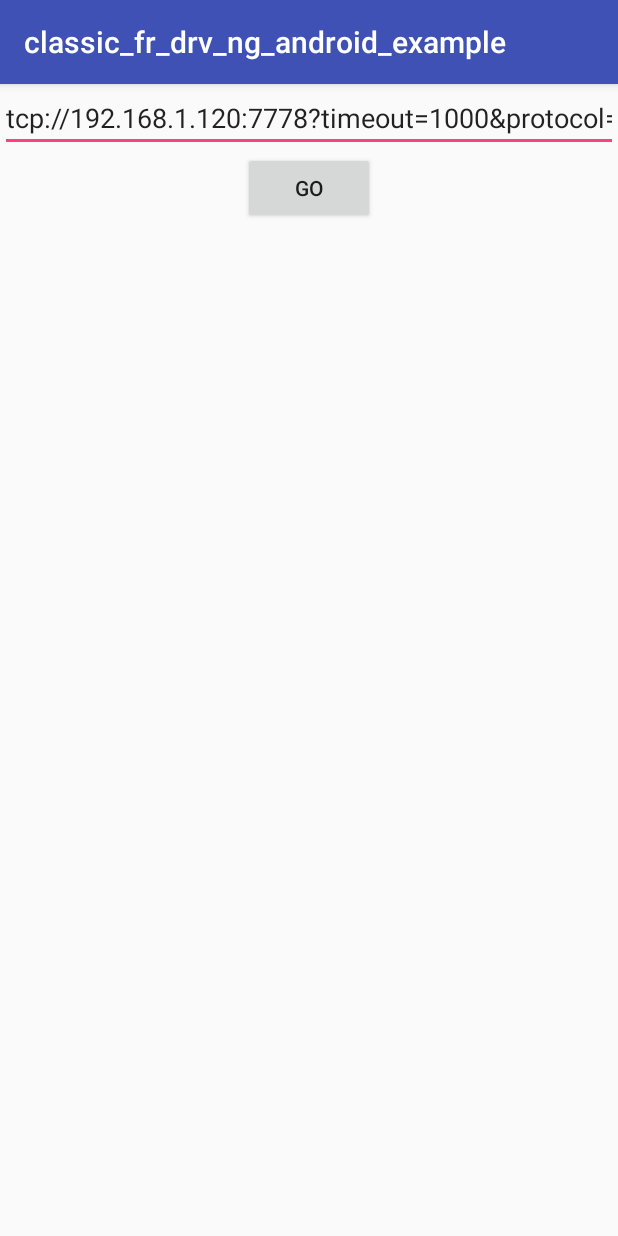
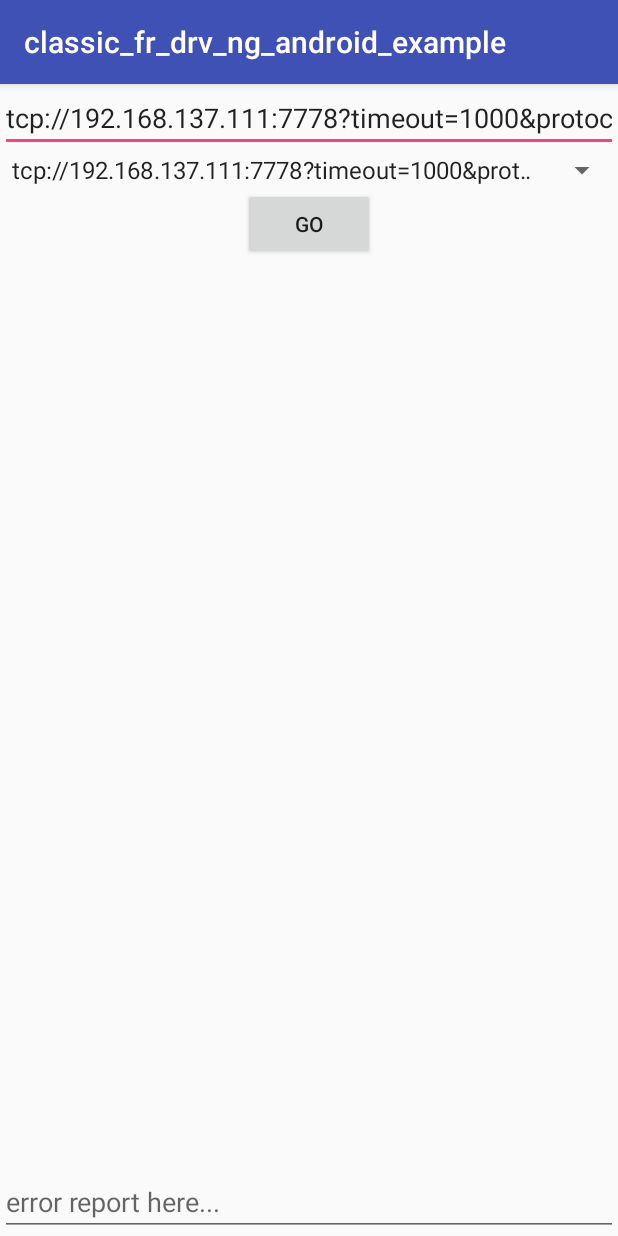
Before and after one commit to shtrih-m/fr_drv_ng_examples, an Android app: the screen it shows after launch (MainActivity), on a phone screen of 412 x 824 dp. Run offline under Robolectric (Android 15) with nearby library versions, the phone set to English and light mode, and no system bars; 2 statements that could not run were skipped.

Commit message:
update classic_fr_drv_ng_android_example

```diff
--- a/classic_fr_drv_ng_android_example/app/build.gradle
+++ b/classic_fr_drv_ng_android_example/app/build.gradle
@@ -24,9 +24,11 @@ android {
 
 dependencies {
     implementation fileTree(dir: 'libs', include: ['*.jar'])
+    compile project(":android_util_fr_drv_ng-release")
     implementation 'com.android.support:appcompat-v7:27.1.0'
     implementation 'com.android.support.constraint:constraint-layout:1.0.2'
     testImplementation 'junit:junit:4.12'
     androidTestImplementation 'com.android.support.test:runner:1.0.1'
     androidTestImplementation 'com.android.support.test.espresso:espresso-core:3.0.1'
+
 }
--- a/classic_fr_drv_ng_android_example/app/src/main/java/ru/shtrih_m/classic_fr_drv_ng_android_example/MainActivity.java
+++ b/classic_fr_drv_ng_android_example/app/src/main/java/ru/shtrih_m/classic_fr_drv_ng_android_example/MainActivity.java
@@ -3,17 +3,24 @@ package ru.shtrih_m.classic_fr_drv_ng_android_example;
 import android.os.Bundle;
 import android.support.v7.app.AppCompatActivity;
 import android.view.View;
+import android.widget.AdapterView;
+import android.widget.ArrayAdapter;
 import android.widget.Button;
 import android.widget.EditText;
+import android.widget.Spinner;
 
 import libcore.io.Libcore;
+import ru.shtrih_m.fr_drv_ng.android_util.UsbCdcAcmHelper;
 import ru.shtrih_m.fr_drv_ng.classic_interface.Classic;
 import ru.shtrih_m.fr_drv_ng.classic_interface.ClassicImpl;
 
 
 public class MainActivity extends AppCompatActivity {
     EditText m_editURL;
+    EditText m_editError;
     Button m_btnGo;
+    Spinner m_uriSpinner;
+    UsbCdcAcmHelper m_usbHelper;
 
     public static void checkResult(int ret) {
         if (ret != 0) {
@@ -21,8 +28,7 @@ public class MainActivity extends AppCompatActivity {
         }
     }
 
-
-    void exampleReceipt(){
+    void exampleReceipt() {
         final Classic ci = new ClassicImpl();
         try {
             ci.Set_Password(30);
@@ -54,28 +60,38 @@ public class MainActivity extends AppCompatActivity {
             ci.Set_Summ1(10000);
             ci.Set_StringForPrinting("строчка");
             checkResult(ci.CloseCheck());
+            checkResult(ci.Disconnect());
 // Необходимо вручную отсоединяться от classic или форсить GC как в обработчике кнопки ниже.
 // Иначе до вызова GC будет висеть соединение, а КЯ работает только с 1 соединением
 //                    ci.Disconnect();
         } catch (Exception e) {
+            m_editError.setText(String.format("%d: %s", ci.Get_ResultCode(), ci.Get_ResultCodeDescription()));
             ci.Disconnect();
             System.err.println("error:" + e.getLocalizedMessage());
+
         }
     }
 
+    @Override
+    protected void onStop() {
+        super.onStop();
+        m_usbHelper.unregister();
+    }
 
     @Override
     protected void onCreate(Bundle savedInstanceState) {
         super.onCreate(savedInstanceState);
         setContentView(R.layout.activity_main);
+        m_usbHelper = new UsbCdcAcmHelper(this);
+        m_usbHelper.register();
         try {
             Libcore.os.setenv("FR_DRV_DEBUG_CONSOLE", "1", true);//выводим лог в logcat, а не в файл.
         } catch (Exception e) {
             e.printStackTrace();
         }
 
-        m_editURL = findViewById(R.id.editText);
-        m_editURL.setText("tcp://192.168.1.120:7778?timeout=1000&protocol=v1");
+        m_editURL = findViewById(R.id.uriEditText);
+        m_editError = findViewById(R.id.error_text);
         m_btnGo = findViewById(R.id.button);
         m_btnGo.setOnClickListener(new View.OnClickListener() {
             @Override
@@ -85,5 +101,22 @@ public class MainActivity extends AppCompatActivity {
                 System.runFinalization();
             }
         });
+        m_uriSpinner = findViewById(R.id.spinner);
+
+        final ArrayAdapter<CharSequence> adapter = ArrayAdapter.createFromResource(this,
+                R.array.uri_variants, android.R.layout.simple_spinner_item);
+        adapter.setDropDownViewResource(android.R.layout.simple_spinner_dropdown_item);
+        m_uriSpinner.setAdapter(adapter);
+        m_uriSpinner.setOnItemSelectedListener(new AdapterView.OnItemSelectedListener() {
+            @Override
+            public void onItemSelected(AdapterView<?> adapterView, View view, int i, long l) {
+                m_editURL.setText(adapter.getItem(i));
+            }
+
+            @Override
+            public void onNothingSelected(AdapterView<?> adapterView) {
+
+            }
+        });
     }
 }
--- a/classic_fr_drv_ng_android_example/app/src/main/res/layout/activity_main.xml
+++ b/classic_fr_drv_ng_android_example/app/src/main/res/layout/activity_main.xml
@@ -1,6 +1,5 @@
 <?xml version="1.0" encoding="utf-8"?>
 <LinearLayout xmlns:android="http://schemas.android.com/apk/res/android"
-    xmlns:app="http://schemas.android.com/apk/res-auto"
     xmlns:tools="http://schemas.android.com/tools"
     android:layout_width="match_parent"
     android:layout_height="match_parent"
@@ -8,11 +7,18 @@
     tools:context=".MainActivity">
 
     <EditText
-        android:id="@+id/editText"
+        android:id="@+id/uriEditText"
         android:layout_width="match_parent"
         android:layout_height="wrap_content"
         android:ems="10"
-        android:inputType="textPersonName" />
+        android:hint="connection uri string"
+        android:inputType="textNoSuggestions|textUri"
+        android:singleLine="true" />
+
+    <Spinner
+        android:id="@+id/spinner"
+        android:layout_width="match_parent"
+        android:layout_height="wrap_content" />
 
     <Button
         android:id="@+id/button"
@@ -21,4 +27,28 @@
         android:layout_height="wrap_content"
         android:text="go" />
 
+    <Space
+        android:layout_width="match_parent"
+        android:layout_weight="1"
+        android:layout_height="wrap_content" />
+
+    <LinearLayout
+        android:layout_width="match_parent"
+        android:layout_height="wrap_content"
+        android:gravity="bottom"
+        android:orientation="horizontal">
+
+        <EditText
+            android:id="@+id/error_text"
+            android:layout_width="wrap_content"
+            android:layout_height="wrap_content"
+            android:layout_weight="1"
+            android:ems="10"
+            android:focusable="false"
+            android:hint="error report here..."
+
+            android:inputType="none"
+            android:singleLine="true" />
+    </LinearLayout>
+
 </LinearLayout>
--- a/classic_fr_drv_ng_android_example/app/src/main/res/values/strings.xml
+++ b/classic_fr_drv_ng_android_example/app/src/main/res/values/strings.xml
@@ -1,3 +1,10 @@
 <resources>
     <string name="app_name">classic_fr_drv_ng_android_example</string>
+    <string-array name="uri_variants">
+        <item><![CDATA[tcp://192.168.137.111:7778?timeout=1000&protocol=v1]]></item>
+        <item><![CDATA[tcp://127.0.0.1:12345?timeout=1000&protocol=v2]]></item>
+        <item><![CDATA[btserial://000190C55E78?timeout=5000&protocol=v2]]></item>
+        <item><![CDATA[serial://ttyACM0?baudrate=115200&timeout=10000&protocol=v1]]></item>
+        <item><![CDATA[cdcacm://shtrih?timeout=1000&protocol=v1]]></item>
+    </string-array>
 </resources>
--- a/classic_fr_drv_ng_android_example/settings.gradle
+++ b/classic_fr_drv_ng_android_example/settings.gradle
@@ -1 +1 @@
-include ':app'
+include ':app', ':android_util_fr_drv_ng-release'
```
Also changed, not shown: classic_fr_drv_ng_android_example/app/src/main/AndroidManifest.xml (+14 -1 lines).
